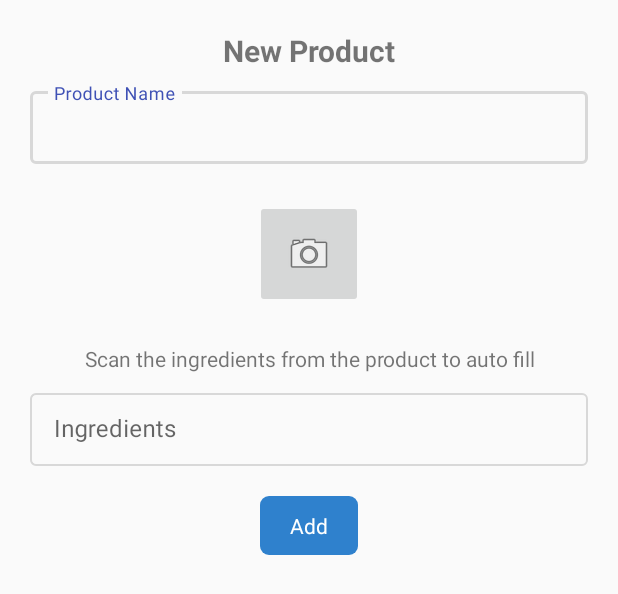
After one commit to deepakwaitz/MyPathshalaCodingChallenge, an Android app: the layout activity_product.xml on its own in the app's theme, with its tools: preview values and no code run, on a phone screen of 412 x 824 dp. The commit adds this screen. Shown: the top 594 px of the screen. Run offline under Robolectric (Android 15) with nearby library versions, the phone set to English and light mode, and no system bars.

Commit message:
Updated product screen

```diff
--- a/app/src/main/AndroidManifest.xml
+++ b/app/src/main/AndroidManifest.xml
@@ -14,6 +14,7 @@
         android:supportsRtl="true"
         android:theme="@style/AppTheme">
         <activity android:name=".CameraActivity" />
+        <activity android:name=".ProductActivity" />
         <activity android:name=".MainActivity">
             <intent-filter>
                 <action android:name="android.intent.action.MAIN" />
--- a/app/src/main/java/com/mypathshala/foodscanner/IBarcodeListener.kt
+++ /dev/null
@@ -1,5 +0,0 @@
-package com.mypathshala.foodscanner
-
-interface IBarcodeListener {
-    fun onBarCodeDetected(displayCode: String)
-}
--- /dev/null
+++ b/app/src/main/java/com/mypathshala/foodscanner/IScannerCallBacks.kt
@@ -0,0 +1,5 @@
+package com.mypathshala.foodscanner
+
+interface IScannerCallBacks {
+    fun onScanComplete(text: String)
+}
--- a/app/src/main/java/com/mypathshala/foodscanner/MainActivity.kt
+++ b/app/src/main/java/com/mypathshala/foodscanner/MainActivity.kt
@@ -23,7 +23,7 @@ import com.mypathshala.foodscanner.utils.Utils
 import com.mypathshala.foodscanner.utils.Utils.showSnackBar
 import kotlinx.android.synthetic.main.activity_main.*
 
-class MainActivity : AppCompatActivity() {
+class MainActivity :  AppCompatActivity() {
     val TAG: String = MainActivity::class.java.simpleName
 
     companion object {
--- /dev/null
+++ b/app/src/main/res/color/textinput_outlinedbox_color.xml
@@ -0,0 +1,7 @@
+<?xml version="1.0" encoding="utf-8"?>
+<selector xmlns:android="http://schemas.android.com/apk/res/android">
+    <item android:color="@color/border_color" android:state_enabled="true" />
+    <item android:color="@color/border_color" android:state_hovered="true" />
+    <item android:color="@color/border_color" android:state_focused="true" />
+    <item android:color="@color/border_color" />
+</selector>
--- /dev/null
+++ b/app/src/main/res/layout/activity_product.xml
@@ -0,0 +1,95 @@
+<?xml version="1.0" encoding="utf-8"?>
+<LinearLayout xmlns:android="http://schemas.android.com/apk/res/android"
+    xmlns:app="http://schemas.android.com/apk/res-auto"
+    xmlns:tools="http://schemas.android.com/tools"
+    android:id="@+id/product_container"
+    android:layout_width="match_parent"
+    android:layout_height="match_parent"
+    android:layout_margin="20dp"
+    android:orientation="vertical"
+    tools:context=".ProductActivity">
+
+    <TextView
+        android:id="@+id/page_title"
+        android:layout_width="match_parent"
+        android:layout_height="wrap_content"
+        android:gravity="center"
+        android:text="@string/title_new_product"
+        android:textSize="20sp"
+        android:textStyle="bold" />
+
+    <com.google.android.material.textfield.TextInputLayout
+        android:id="@+id/product_name_label"
+        style="@style/AuthOutlinedBoxStyle"
+        android:layout_width="match_parent"
+        android:layout_height="wrap_content"
+        android:layout_marginTop="@dimen/size_8dp"
+        android:gravity="bottom"
+        app:errorEnabled="false"
+        app:errorTextAppearance="@style/error_appearance"
+        tools:ignore="RtlSymmetry">
+
+        <com.google.android.material.textfield.TextInputEditText
+            android:id="@+id/product_name_edit_text"
+            android:layout_width="match_parent"
+            android:layout_height="wrap_content"
+            android:hint="@string/product_name"
+            android:inputType="text"
+            android:lines="1"
+            android:minHeight="40dp"
+            android:textColorHint="@color/colorPrimaryDark" />
+    </com.google.android.material.textfield.TextInputLayout>
+
+
+    <ImageButton
+        android:id="@+id/ingredient_scan_button"
+        android:layout_width="72dp"
+        android:layout_height="72dp"
+        android:layout_gravity="center"
+        android:layout_margin="24dp"
+        app:srcCompat="@android:drawable/ic_menu_camera" />
+
+    <TextView
+        android:id="@+id/scan_note_tv"
+        android:layout_width="match_parent"
+        android:layout_height="wrap_content"
+        android:gravity="center"
+        android:text="Scan the ingredients from the product to auto fill"
+        android:textSize="14sp" />
+
+    <com.google.android.material.textfield.TextInputLayout
+        android:id="@+id/product_ingredient_label"
+        style="@style/AuthOutlinedBoxStyle"
+        android:layout_width="match_parent"
+        android:layout_height="wrap_content"
+        android:layout_marginTop="@dimen/size_8dp"
+        android:gravity="bottom"
+        app:errorEnabled="false"
+        app:errorTextAppearance="@style/error_appearance"
+        tools:ignore="RtlSymmetry">
+
+        <com.google.android.material.textfield.TextInputEditText
+            android:id="@+id/product_ingredient_edit_text"
+            android:layout_width="match_parent"
+            android:layout_height="wrap_content"
+            android:hint="@string/ingredients"
+            android:inputType="text"
+            android:isScrollContainer="true"
+            android:maxHeight="200dp"
+            android:textColorHint="@color/colorPrimaryDark" />
+    </com.google.android.material.textfield.TextInputLayout>
+
+    <TextView
+        android:id="@+id/add_update_product_button"
+        android:layout_width="wrap_content"
+        android:layout_height="wrap_content"
+        android:layout_gravity="center"
+        android:layout_marginVertical="20dp"
+        android:background="@drawable/blue_background_drawable"
+        android:paddingHorizontal="20dp"
+        android:paddingVertical="10dp"
+        android:text="@string/placeholder_btn_setup_allergy_profile"
+        android:textColor="@android:color/white" />
+
+
+</LinearLayout>
--- a/app/src/main/res/values/colors.xml
+++ b/app/src/main/res/values/colors.xml
@@ -7,4 +7,5 @@
     <color name="red_color">#E62630</color>
     <color name="green_color">#4CAF50</color>
     <color name="secondary_text_color">#929292</color>
+    <color name="border_color" type="color">#d8d8d8</color>
 </resources>
--- a/app/src/main/res/values/strings.xml
+++ b/app/src/main/res/values/strings.xml
@@ -20,7 +20,7 @@
     <string name="exceptions_title">Your Exceptions</string>
     <string name="placeholder_exceptions">Add Exception</string>
     <string name="placeholder_unknown_product">UnKnown Product</string>
-    <string name="placeholder_unknown_product_message">Do you like to add the below project ?</string>
+    <string name="placeholder_unknown_product_message">Do you like to add this product ?</string>
     <string name="placeholder_add">Add</string>
     <string name="placeholder_update">Update</string>
     <string name="placeholder_delete">Delete</string>
@@ -31,4 +31,8 @@
 
     <!-- TODO: Remove or change this placeholder text -->
     <string name="hello_blank_fragment">Hello blank fragment</string>
+    <string name="product_name">Product Name</string>
+    <string name="ingredients">Ingredients</string>
+    <string name="title_product_found">Product Found</string>
+    <string name="title_new_product">New Product</string>
 </resources>
--- a/app/src/main/res/values/styles.xml
+++ b/app/src/main/res/values/styles.xml
@@ -8,4 +8,13 @@
         <item name="colorAccent">@color/colorAccent</item>
     </style>
 
+    <style name="error_appearance" parent="@android:style/TextAppearance">
+        <item name="android:textColor">@color/red_color</item>
+        <item name="android:textSize">12sp</item>
+    </style>
+
+    <style name="AuthOutlinedBoxStyle" parent="Widget.MaterialComponents.TextInputLayout.OutlinedBox.Dense">
+        <item name="boxStrokeColor">@color/textinput_outlinedbox_color</item>
+        <item name="boxStrokeWidth">1dp</item>
+    </style>
 </resources>
```
Also changed, not shown: app/src/main/java/com/mypathshala/foodscanner/CameraActivity.kt (+13 -77 lines), app/src/main/java/com/mypathshala/foodscanner/FragmentCallBack.kt (deleted, +0 -7 lines), app/src/main/java/com/mypathshala/foodscanner/ImageAnalyzer.kt (+35 -13 lines), app/src/main/java/com/mypathshala/foodscanner/ProductActivity.kt (renamed from app/src/main/java/com/mypathshala/foodscanner/ProductFragment.kt, +53 -43 lines), app/src/main/res/layout/activity_camera.xml (+0 -19 lines), app/src/main/res/layout/fragment_product.xml (deleted, +0 -16 lines).
